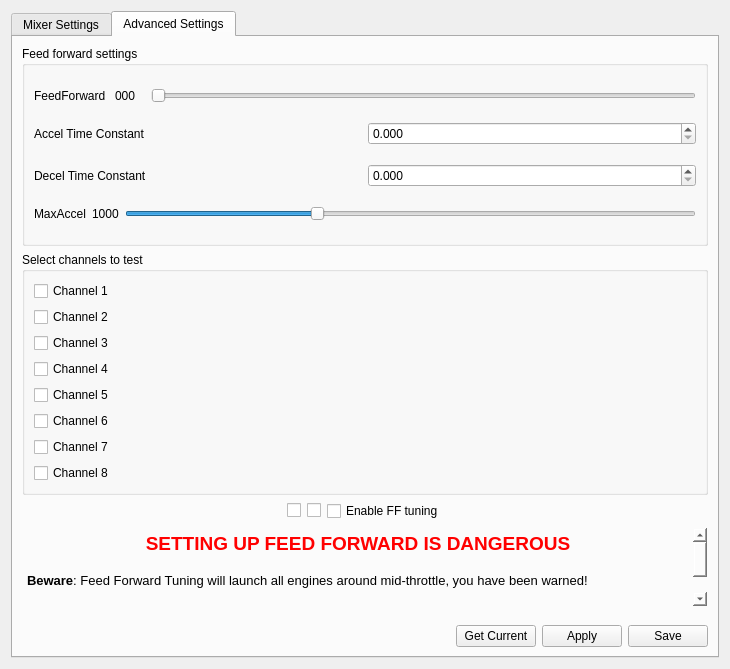
vooon/OpenPilot, file ground/openpilotgcs/src/plugins/config/airframe.ui: the form before one commit.
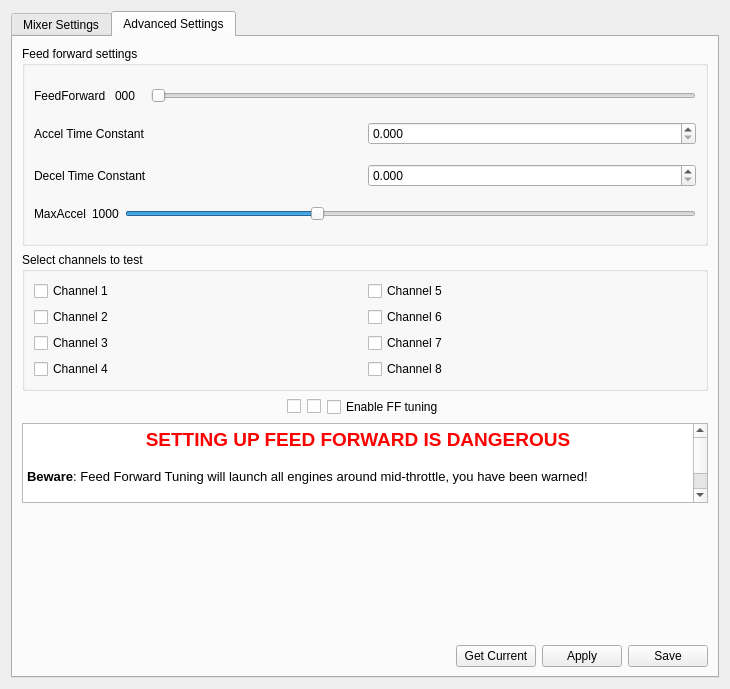
The form after the commit. The open tabs and pages were chosen to show the change. Custom widgets are drawn as their Qt base class.

Commit message: More compact layout on two columns as discussed.

The edit to the form file:
```diff
--- a/ground/openpilotgcs/src/plugins/config/airframe.ui
+++ b/ground/openpilotgcs/src/plugins/config/airframe.ui
@@ -7,7 +7,7 @@
     <x>0</x>
     <y>0</y>
     <width>730</width>
-    <height>669</height>
+    <height>689</height>
    </rect>
   </property>
   <property name="windowTitle">
@@ -2056,13 +2056,6 @@
             <string>Select channels to test</string>
            </property>
            <layout class="QGridLayout" name="gridLayout">
-            <item row="0" column="0">
-             <widget class="QCheckBox" name="selectChan1">
-              <property name="text">
-               <string>Channel 1</string>
-              </property>
-             </widget>
-            </item>
             <item row="1" column="0">
              <widget class="QCheckBox" name="selectChan2">
               <property name="text">
@@ -2084,28 +2077,35 @@
               </property>
              </widget>
             </item>
-            <item row="4" column="0">
+            <item row="0" column="0">
+             <widget class="QCheckBox" name="selectChan1">
+              <property name="text">
+               <string>Channel 1</string>
+              </property>
+             </widget>
+            </item>
+            <item row="0" column="1">
              <widget class="QCheckBox" name="selectChan5">
               <property name="text">
                <string>Channel 5</string>
               </property>
              </widget>
             </item>
-            <item row="5" column="0">
+            <item row="1" column="1">
              <widget class="QCheckBox" name="selectChan6">
               <property name="text">
                <string>Channel 6</string>
               </property>
              </widget>
             </item>
-            <item row="6" column="0">
+            <item row="2" column="1">
              <widget class="QCheckBox" name="selectChan7">
               <property name="text">
                <string>Channel 7</string>
               </property>
              </widget>
             </item>
-            <item row="7" column="0">
+            <item row="3" column="1">
              <widget class="QCheckBox" name="selectChan8">
               <property name="text">
                <string>Channel 8</string>
@@ -2211,21 +2211,21 @@
             </size>
            </property>
            <property name="styleSheet">
-            <string notr="true">background:transparent</string>
+            <string notr="true"/>
            </property>
            <property name="html">
             <string>&lt;!DOCTYPE HTML PUBLIC &quot;-//W3C//DTD HTML 4.0//EN&quot; &quot;http://www.w3.org/TR/REC-html40/strict.dtd&quot;&gt;
 &lt;html&gt;&lt;head&gt;&lt;meta name=&quot;qrichtext&quot; content=&quot;1&quot; /&gt;&lt;style type=&quot;text/css&quot;&gt;
 p, li { white-space: pre-wrap; }
-&lt;/style&gt;&lt;/head&gt;&lt;body style=&quot; font-family:'Lucida Grande'; font-size:13pt; font-weight:400; font-style:normal;&quot;&gt;
+&lt;/style&gt;&lt;/head&gt;&lt;body style=&quot; font-family:'Ubuntu'; font-size:11pt; font-weight:400; font-style:normal;&quot;&gt;
 &lt;table border=&quot;0&quot; style=&quot;-qt-table-type: root; margin-top:4px; margin-bottom:4px; margin-left:4px; margin-right:4px;&quot;&gt;
 &lt;tr&gt;
 &lt;td style=&quot;border: none;&quot;&gt;
-&lt;p align=&quot;center&quot; style=&quot; margin-top:0px; margin-bottom:0px; margin-left:0px; margin-right:0px; -qt-block-indent:0; text-indent:0px;&quot;&gt;&lt;span style=&quot; font-family:'Ubuntu'; font-size:14pt; font-weight:600; color:#ff0000;&quot;&gt;SETTING UP FEED FORWARD IS DANGEROUS&lt;/span&gt;&lt;/p&gt;
-&lt;p style=&quot;-qt-paragraph-type:empty; margin-top:0px; margin-bottom:0px; margin-left:0px; margin-right:0px; -qt-block-indent:0; text-indent:0px; font-family:'Ubuntu'; font-size:11pt;&quot;&gt;&lt;/p&gt;
-&lt;p style=&quot; margin-top:0px; margin-bottom:0px; margin-left:0px; margin-right:0px; -qt-block-indent:0; text-indent:0px;&quot;&gt;&lt;span style=&quot; font-family:'Ubuntu'; font-size:10pt; font-weight:600;&quot;&gt;Beware&lt;/span&gt;&lt;span style=&quot; font-family:'Ubuntu'; font-size:10pt;&quot;&gt;: Feed Forward Tuning will launch all engines around mid-throttle, you have been warned!&lt;/span&gt;&lt;/p&gt;
-&lt;p style=&quot;-qt-paragraph-type:empty; margin-top:0px; margin-bottom:0px; margin-left:0px; margin-right:0px; -qt-block-indent:0; text-indent:0px; font-family:'Ubuntu'; font-size:10pt;&quot;&gt;&lt;/p&gt;
-&lt;p style=&quot; margin-top:0px; margin-bottom:0px; margin-left:0px; margin-right:0px; -qt-block-indent:0; text-indent:0px;&quot;&gt;&lt;span style=&quot; font-family:'Ubuntu'; font-size:10pt; font-weight:600;&quot;&gt;Remove your props initially, and for fine-tuning, make sure your airframe is safely held in place. Wear glasses and protect your face and body.&lt;/span&gt;&lt;/p&gt;&lt;/td&gt;&lt;/tr&gt;&lt;/table&gt;&lt;/body&gt;&lt;/html&gt;</string>
+&lt;p align=&quot;center&quot; style=&quot; margin-top:0px; margin-bottom:0px; margin-left:0px; margin-right:0px; -qt-block-indent:0; text-indent:0px;&quot;&gt;&lt;span style=&quot; font-size:14pt; font-weight:600; color:#ff0000;&quot;&gt;SETTING UP FEED FORWARD IS DANGEROUS&lt;/span&gt;&lt;/p&gt;
+&lt;p style=&quot;-qt-paragraph-type:empty; margin-top:0px; margin-bottom:0px; margin-left:0px; margin-right:0px; -qt-block-indent:0; text-indent:0px;&quot;&gt;&lt;/p&gt;
+&lt;p style=&quot; margin-top:0px; margin-bottom:0px; margin-left:0px; margin-right:0px; -qt-block-indent:0; text-indent:0px;&quot;&gt;&lt;span style=&quot; font-size:10pt; font-weight:600;&quot;&gt;Beware&lt;/span&gt;&lt;span style=&quot; font-size:10pt;&quot;&gt;: Feed Forward Tuning will launch all engines around mid-throttle, you have been warned!&lt;/span&gt;&lt;/p&gt;
+&lt;p style=&quot;-qt-paragraph-type:empty; margin-top:0px; margin-bottom:0px; margin-left:0px; margin-right:0px; -qt-block-indent:0; text-indent:0px; font-size:10pt;&quot;&gt;&lt;/p&gt;
+&lt;p style=&quot; margin-top:0px; margin-bottom:0px; margin-left:0px; margin-right:0px; -qt-block-indent:0; text-indent:0px;&quot;&gt;&lt;span style=&quot; font-size:10pt; font-weight:600;&quot;&gt;Remove your props initially, and for fine-tuning, make sure your airframe is safely held in place. Wear glasses and protect your face and body.&lt;/span&gt;&lt;/p&gt;&lt;/td&gt;&lt;/tr&gt;&lt;/table&gt;&lt;/body&gt;&lt;/html&gt;</string>
            </property>
           </widget>
          </item>
```
